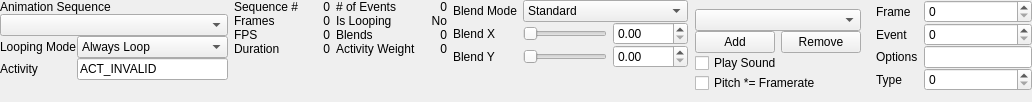
Old version of the form src/tools/hlam/ui/assets/studiomodel/dockpanels/StudioModelSequencesPanel.ui in the repository SamVanheer/HalfLifeAssetManager.
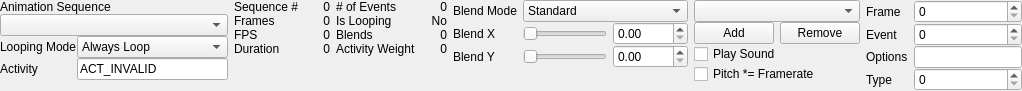
New version of the form.

Commit message: Remove margin from events widget #175

The edit to the form file:
```diff
--- a/src/tools/hlam/ui/assets/studiomodel/dockpanels/StudioModelSequencesPanel.ui
+++ b/src/tools/hlam/ui/assets/studiomodel/dockpanels/StudioModelSequencesPanel.ui
@@ -6,7 +6,7 @@
    <rect>
     <x>0</x>
     <y>0</y>
-    <width>919</width>
+    <width>927</width>
     <height>80</height>
    </rect>
   </property>
@@ -614,7 +614,16 @@
     <widget class="QWidget" name="EventsWidget" native="true">
      <layout class="QGridLayout" name="gridLayout_3">
       <property name="leftMargin">
-       <number>1</number>
+       <number>0</number>
+      </property>
+      <property name="topMargin">
+       <number>0</number>
+      </property>
+      <property name="rightMargin">
+       <number>0</number>
+      </property>
+      <property name="bottomMargin">
+       <number>0</number>
       </property>
       <property name="verticalSpacing">
        <number>0</number>
```
